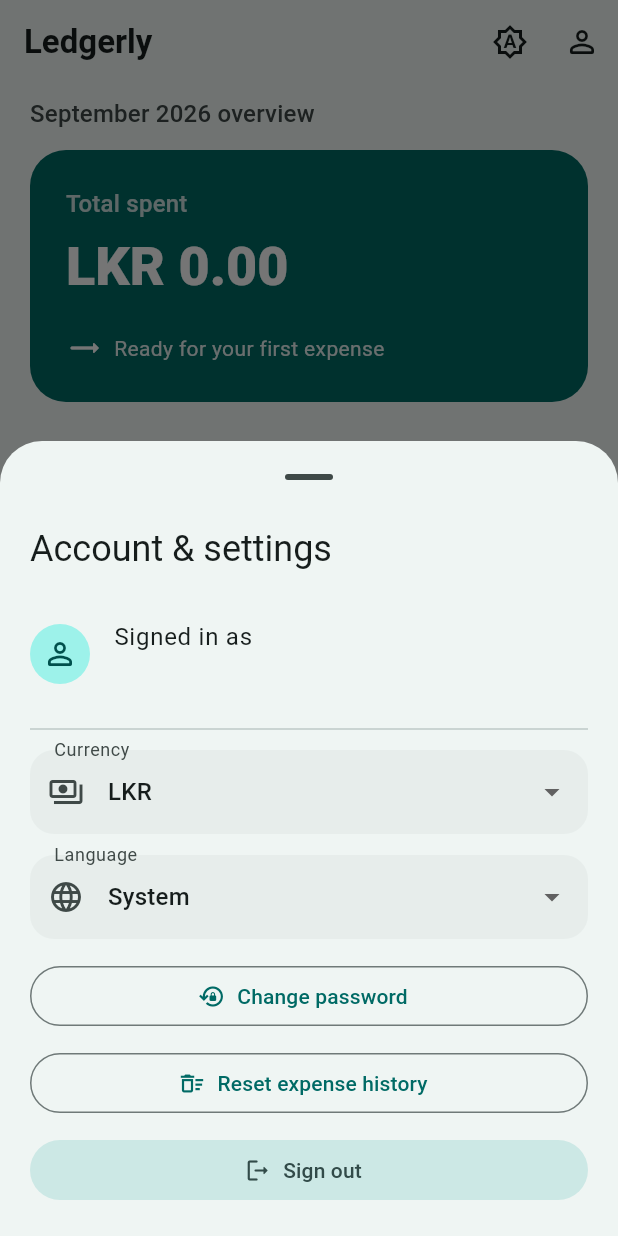
After one commit to tharukanandasiri/Expense-Tracker-Mobile-App, a Flutter app: the screen it shows once a user with an empty profile is signed in, after a tap on the "person outline" icon, on a phone screen of 412 x 824 dp. The commit adds this screen. Run offline on Flutter 3.47's test engine with Material 3 defaults, Android fonts, the phone set to English and light mode, and no system bars; our stand-ins replace cloud_firestore, firebase_auth, firebase_core, google_sign_in, shared_preferences; accounts and stored records are empty.

Commit message:
feat: add account management

```diff
--- /dev/null
+++ b/lib/core/settings/app_settings_controller.dart
@@ -0,0 +1,76 @@
+import 'package:flutter/material.dart';
+import 'package:shared_preferences/shared_preferences.dart';
+
+enum AppCurrency {
+  lkr('LKR'),
+  usd('USD'),
+  eur('EUR');
+
+  const AppCurrency(this.label);
+
+  final String label;
+}
+
+enum AppLanguage {
+  system('System', null),
+  english('English', 'en'),
+  sinhala('Sinhala', 'si'),
+  tamil('Tamil', 'ta');
+
+  const AppLanguage(this.label, this.languageCode);
+
+  final String label;
+  final String? languageCode;
+}
+
+class AppSettingsController extends ChangeNotifier {
+  static const _currencyKey = 'currency';
+  static const _languageKey = 'language';
+
+  AppCurrency _currency = AppCurrency.lkr;
+  AppLanguage _language = AppLanguage.system;
+
+  AppCurrency get currency => _currency;
+  AppLanguage get language => _language;
+  Locale? get locale => _language.languageCode == null
+      ? null
+      : Locale(_language.languageCode!);
+
+  String formatAmount(double amount) =>
+      '${_currency.label} ${amount.toStringAsFixed(2)}';
+
+  Future<void> load() async {
+    final preferences = await SharedPreferences.getInstance();
+    final savedCurrency = preferences.getString(_currencyKey);
+    final savedLanguage = preferences.getString(_languageKey);
+
+    if (savedCurrency != null) {
+      _currency = AppCurrency.values.firstWhere(
+        (value) => value.name == savedCurrency,
+        orElse: () => AppCurrency.lkr,
+      );
+    }
+    if (savedLanguage != null) {
+      _language = AppLanguage.values.firstWhere(
+        (value) => value.name == savedLanguage,
+        orElse: () => AppLanguage.system,
+      );
+    }
+  }
+
+  Future<void> setCurrency(AppCurrency currency) async {
+    if (_currency == currency) return;
+    _currency = currency;
+    notifyListeners();
+    final preferences = await SharedPreferences.getInstance();
+    await preferences.setString(_currencyKey, currency.name);
+  }
+
+  Future<void> setLanguage(AppLanguage language) async {
+    if (_language == language) return;
+    _language = language;
+    notifyListeners();
+    final preferences = await SharedPreferences.getInstance();
+    await preferences.setString(_languageKey, language.name);
+  }
+}
--- a/lib/features/auth/data/repositories/firebase_auth_repository.dart
+++ b/lib/features/auth/data/repositories/firebase_auth_repository.dart
@@ -63,10 +63,26 @@ class FirebaseAuthRepository implements AuthRepository {
   }
 
   @override
+  Future<void> changePassword(String newPassword) async {
+    final user = _auth.currentUser;
+    if (user == null) throw FirebaseAuthException(code: 'no-current-user');
+    if (user.providerData.any((provider) => provider.providerId == 'google.com')) {
+      throw FirebaseAuthException(code: 'google-account');
+    }
+    await user.updatePassword(newPassword);
+  }
+
+  @override
   Future<void> signOut() => _auth.signOut();
 
   AuthUser? _mapUser(User? user) {
     if (user == null || user.email == null) return null;
-    return AuthUser(uid: user.uid, email: user.email!);
+    return AuthUser(
+      uid: user.uid,
+      email: user.email!,
+      isGoogleUser: user.providerData.any(
+        (provider) => provider.providerId == 'google.com',
+      ),
+    );
   }
 }
--- a/lib/features/auth/data/repositories/in_memory_auth_repository.dart
+++ b/lib/features/auth/data/repositories/in_memory_auth_repository.dart
@@ -26,5 +26,8 @@ class InMemoryAuthRepository implements AuthRepository {
   Future<AuthUser> signInWithGoogle() => Future.value(_testUser);
 
   @override
+  Future<void> changePassword(String newPassword) async {}
+
+  @override
   Future<void> signOut() async {}
 }
--- a/lib/features/auth/domain/entities/auth_user.dart
+++ b/lib/features/auth/domain/entities/auth_user.dart
@@ -1,6 +1,11 @@
 class AuthUser {
-  const AuthUser({required this.uid, required this.email});
+  const AuthUser({
+    required this.uid,
+    required this.email,
+    this.isGoogleUser = false,
+  });
 
   final String uid;
   final String email;
+  final bool isGoogleUser;
 }
--- a/lib/features/auth/domain/repositories/auth_repository.dart
+++ b/lib/features/auth/domain/repositories/auth_repository.dart
@@ -9,5 +9,7 @@ abstract interface class AuthRepository {
 
   Future<AuthUser> signInWithGoogle();
 
+  Future<void> changePassword(String newPassword);
+
   Future<void> signOut();
 }
--- /dev/null
+++ b/lib/features/auth/presentation/widgets/account_sheet.dart
@@ -0,0 +1,257 @@
+import 'package:flutter/material.dart';
+
+import '../../../../core/settings/app_settings_controller.dart';
+import '../../../expenses/domain/repositories/expense_repository.dart';
+import '../../domain/entities/auth_user.dart';
+import '../../domain/repositories/auth_repository.dart';
+
+class AccountSheet extends StatefulWidget {
+  const AccountSheet({
+    super.key,
+    required this.user,
+    required this.authRepository,
+    required this.expenseRepository,
+    required this.settingsController,
+  });
+
+  final AuthUser user;
+  final AuthRepository authRepository;
+  final ExpenseRepository expenseRepository;
+  final AppSettingsController settingsController;
+
+  @override
+  State<AccountSheet> createState() => _AccountSheetState();
+}
+
+class _AccountSheetState extends State<AccountSheet> {
+  Future<void> _resetExpenses(BuildContext context) async {
+    final shouldReset = await showDialog<bool>(
+      context: context,
+      builder: (context) => AlertDialog(
+        title: const Text('Reset expense history?'),
+        content: const Text(
+          'This permanently deletes every expense in your account. This action cannot be undone.',
+        ),
+        actions: [
+          TextButton(
+            onPressed: () => Navigator.of(context).pop(false),
+            child: const Text('Cancel'),
+          ),
+          FilledButton(
+            onPressed: () => Navigator.of(context).pop(true),
+            child: const Text('Delete everything'),
+          ),
+        ],
+      ),
+    );
+
+    if (shouldReset != true || !context.mounted) return;
+
+    try {
+      await widget.expenseRepository.deleteAllExpenses();
+      if (context.mounted) Navigator.of(context).pop(true);
+    } catch (_) {
+      if (context.mounted) {
+        ScaffoldMessenger.of(context).showSnackBar(
+          const SnackBar(content: Text('Could not reset expense history.')),
+        );
+      }
+    }
+  }
+
+  Future<void> _changePassword() async {
+    final newPassword = await showDialog<String>(
+      context: context,
+      builder: (_) => const _ChangePasswordDialog(),
+    );
+
+    if (newPassword == null || !mounted) return;
+
+    try {
+      await widget.authRepository.changePassword(newPassword);
+      if (mounted) {
+        ScaffoldMessenger.of(
+          context,
+        ).showSnackBar(const SnackBar(content: Text('Password updated.')));
+      }
+    } catch (_) {
+      if (mounted) {
+        final message = widget.user.isGoogleUser
+            ? 'Google accounts do not use an app password.'
+            : 'Could not update password. Sign in again and retry.';
+        ScaffoldMessenger.of(
+          context,
+        ).showSnackBar(SnackBar(content: Text(message)));
+      }
+    }
+  }
+
+  Future<void> _signOut(BuildContext context) async {
+    try {
+      await widget.authRepository.signOut();
+      if (context.mounted) Navigator.of(context).pop();
+    } catch (_) {
+      if (context.mounted) {
+        ScaffoldMessenger.of(
+          context,
+        ).showSnackBar(const SnackBar(content: Text('Could not sign out.')));
+      }
+    }
+  }
+
+  @override
+  Widget build(BuildContext context) {
+    final theme = Theme.of(context);
+    final colorScheme = theme.colorScheme;
+
+    return SafeArea(
+      child: Padding(
+        padding: const EdgeInsets.fromLTRB(20, 8, 20, 20),
+        child: ListView(
+          shrinkWrap: true,
+          children: [
+            Text('Account & settings', style: theme.textTheme.headlineSmall),
+            const SizedBox(height: 18),
+            ListTile(
+              contentPadding: EdgeInsets.zero,
+              leading: CircleAvatar(
+                backgroundColor: colorScheme.primaryContainer,
+                foregroundColor: colorScheme.onPrimaryContainer,
+                child: const Icon(Icons.person_outline_rounded),
+              ),
+              title: const Text('Signed in as'),
+              subtitle: Text(widget.user.email),
+            ),
+            const Divider(height: 28),
+            DropdownButtonFormField<AppCurrency>(
+              initialValue: widget.settingsController.currency,
+              decoration: const InputDecoration(
+                labelText: 'Currency',
+                prefixIcon: Icon(Icons.payments_outlined),
+              ),
+              items: AppCurrency.values
+                  .map(
+                    (currency) => DropdownMenuItem(
+                      value: currency,
+                      child: Text(currency.label),
+                    ),
+                  )
+                  .toList(),
+              onChanged: (currency) {
+                if (currency != null) {
+                  widget.settingsController.setCurrency(currency);
+                }
+              },
+            ),
+            const SizedBox(height: 14),
+            DropdownButtonFormField<AppLanguage>(
+              initialValue: widget.settingsController.language,
+              decoration: const InputDecoration(
+                labelText: 'Language',
+                prefixIcon: Icon(Icons.language_rounded),
+              ),
+              items: AppLanguage.values
+                  .map(
+                    (language) => DropdownMenuItem(
+                      value: language,
+                      child: Text(language.label),
+                    ),
+                  )
+                  .toList(),
+              onChanged: (language) {
+                if (language != null) {
+                  widget.settingsController.setLanguage(language);
+                }
+              },
+            ),
+            const SizedBox(height: 14),
+            if (!widget.user.isGoogleUser)
+              OutlinedButton.icon(
+                onPressed: _changePassword,
+                icon: const Icon(Icons.lock_reset_outlined),
+                label: const Text('Change password'),
+              ),
+            const SizedBox(height: 10),
+            OutlinedButton.icon(
+              onPressed: () => _resetExpenses(context),
+              icon: const Icon(Icons.delete_sweep_outlined),
+              label: const Text('Reset expense history'),
+            ),
+            const SizedBox(height: 10),
+            FilledButton.tonalIcon(
+              onPressed: () => _signOut(context),
+              icon: const Icon(Icons.logout_rounded),
+              label: const Text('Sign out'),
+            ),
+          ],
+        ),
+      ),
+    );
+  }
+}
+
+class _ChangePasswordDialog extends StatefulWidget {
+  const _ChangePasswordDialog();
+
+  @override
+  State<_ChangePasswordDialog> createState() => _ChangePasswordDialogState();
+}
+
+class _ChangePasswordDialogState extends State<_ChangePasswordDialog> {
+  final _formKey = GlobalKey<FormState>();
+  final _passwordController = TextEditingController();
+  final _confirmController = TextEditingController();
+
+  @override
+  void dispose() {
+    _passwordController.dispose();
+    _confirmController.dispose();
+    super.dispose();
+  }
+
+  @override
+  Widget build(BuildContext context) {
+    return AlertDialog(
+      title: const Text('Change password'),
+      content: Form(
+        key: _formKey,
+        child: Column(
+          mainAxisSize: MainAxisSize.min,
+          children: [
+            TextFormField(
+              controller: _passwordController,
+              obscureText: true,
+              decoration: const InputDecoration(labelText: 'New password'),
+              validator: (value) => value == null || value.length < 6
+                  ? 'Use at least 6 characters'
+                  : null,
+            ),
+            const SizedBox(height: 12),
+            TextFormField(
+              controller: _confirmController,
+              obscureText: true,
+              decoration: const InputDecoration(labelText: 'Confirm password'),
+              validator: (value) => value != _passwordController.text
+                  ? 'Passwords do not match'
+                  : null,
+            ),
+          ],
+        ),
+      ),
+      actions: [
+        TextButton(
+          onPressed: () => Navigator.of(context).pop(),
+          child: const Text('Cancel'),
+        ),
+        FilledButton(
+          onPressed: () {
+            if (_formKey.currentState!.validate()) {
+              Navigator.of(context).pop(_passwordController.text);
+            }
+          },
+          child: const Text('Update password'),
+        ),
+      ],
+    );
+  }
+}
--- a/lib/features/expenses/data/repositories/firestore_expense_repository.dart
+++ b/lib/features/expenses/data/repositories/firestore_expense_repository.dart
@@ -39,4 +39,17 @@ class FirestoreExpenseRepository implements ExpenseRepository {
   Future<void> deleteExpense(String expenseId) {
     return _expensesCollection.doc(expenseId).delete();
   }
+
+  @override
+  Future<void> deleteAllExpenses() async {
+    final snapshot = await _expensesCollection.get();
+    for (var start = 0; start < snapshot.docs.length; start += 500) {
+      final batch = _firestore.batch();
+      final end = (start + 500).clamp(0, snapshot.docs.length);
+      for (final document in snapshot.docs.sublist(start, end)) {
+        batch.delete(document.reference);
+      }
+      await batch.commit();
+    }
+  }
 }
--- a/lib/features/expenses/data/repositories/in_memory_expense_repository.dart
+++ b/lib/features/expenses/data/repositories/in_memory_expense_repository.dart
@@ -23,4 +23,9 @@ class InMemoryExpenseRepository implements ExpenseRepository {
   Future<void> deleteExpense(String expenseId) async {
     _expenses.removeWhere((expense) => expense.id == expenseId);
   }
+
+  @override
+  Future<void> deleteAllExpenses() async {
+    _expenses.clear();
+  }
 }
--- a/lib/features/expenses/domain/repositories/expense_repository.dart
+++ b/lib/features/expenses/domain/repositories/expense_repository.dart
@@ -6,4 +6,6 @@ abstract interface class ExpenseRepository {
   Future<void> saveExpense(Expense expense);
 
   Future<void> deleteExpense(String expenseId);
+
+  Future<void> deleteAllExpenses();
 }
--- a/lib/features/expenses/presentation/pages/expenses_page.dart
+++ b/lib/features/expenses/presentation/pages/expenses_page.dart
@@ -1,6 +1,10 @@
 import 'package:flutter/material.dart';
 
+import '../../../../core/settings/app_settings_controller.dart';
 import '../../../../core/theme/theme_controller.dart';
+import '../../../auth/domain/entities/auth_user.dart';
+import '../../../auth/domain/repositories/auth_repository.dart';
+import '../../../auth/presentation/widgets/account_sheet.dart';
 import '../../domain/entities/expense.dart';
 import '../../domain/entities/expense_category.dart';
 import '../../domain/repositories/expense_repository.dart';
@@ -18,11 +22,17 @@ class ExpensesPage extends StatelessWidget {
   const ExpensesPage({
     super.key,
     required this.repository,
+    required this.authRepository,
+    required this.currentUser,
     required this.themeController,
+    required this.settingsController,
   });
 
   final ExpenseRepository repository;
+  final AuthRepository authRepository;
+  final AuthUser currentUser;
   final ThemeController themeController;
+  final AppSettingsController settingsController;
 
   @override
   Widget build(BuildContext context) {
@@ -38,8 +48,11 @@ class ExpensesPage extends StatelessWidget {
 
         return _ExpenseDashboard(
           repository: repository,
+          authRepository: authRepository,
+          currentUser: currentUser,
           expenses: snapshot.data!,
           themeController: themeController,
+          settingsController: settingsController,
         );
       },
     );
@@ -49,13 +62,19 @@ class ExpensesPage extends StatelessWidget {
 class _ExpenseDashboard extends StatefulWidget {
   const _ExpenseDashboard({
     required this.repository,
+    required this.authRepository,
+    required this.currentUser,
     required this.expenses,
     required this.themeController,
+    required this.settingsController,
   });
 
   final ExpenseRepository repository;
+  final AuthRepository authRepository;
+  final AuthUser currentUser;
   final List<Expense> expenses;
   final ThemeController themeController;
+  final AppSettingsController settingsController;
 
   @override
   State<_ExpenseDashboard> createState() => _ExpenseDashboardState();
@@ -150,6 +169,25 @@ class _ExpenseDashboardState extends State<_ExpenseDashboard> {
     }
   }
 
+  Future<void> _openAccountSheet() async {
+    final reset = await showModalBottomSheet<bool>(
+      context: context,
+      isScrollControlled: true,
+      useSafeArea: true,
+      showDragHandle: true,
+      builder: (_) => AccountSheet(
+        user: widget.currentUser,
+        authRepository: widget.authRepository,
+        expenseRepository: widget.repository,
+        settingsController: widget.settingsController,
+      ),
+    );
+
+    if (reset == true && mounted) {
+      _showError(context, 'Expense history reset.');
+    }
+  }
+
   Future<void> _deleteExpense(BuildContext context, Expense expense) async {
     final shouldDelete = await showDialog<bool>(
       context: context,
@@ -201,7 +239,29 @@ class _ExpenseDashboardState extends State<_ExpenseDashboard> {
           ),
         ),
         actions: [
-          if (MediaQuery.sizeOf(context).width >= 240)
+          if (MediaQuery.sizeOf(context).width >= 360) ...[
+            PopupMenuButton<ThemeMode>(
+              tooltip: 'Choose appearance',
+              icon: Icon(_themeIcon(widget.themeController.themeMode)),
+              onSelected: widget.themeController.setThemeMode,
+              itemBuilder: (context) => const [
+                PopupMenuItem(
+                  value: ThemeMode.system,
+                  child: Text('Use system theme'),
+                ),
+                PopupMenuItem(
+                  value: ThemeMode.light,
+                  child: Text('Light theme'),
+                ),
+                PopupMenuItem(value: ThemeMode.dark, child: Text('Dark theme')),
+              ],
+            ),
+            IconButton(
+              onPressed: _openAccountSheet,
+              tooltip: 'Open account',
+              icon: const Icon(Icons.person_outline_rounded),
+            ),
+          ] else if (MediaQuery.sizeOf(context).width >= 240)
             PopupMenuButton<ThemeMode>(
               tooltip: 'Choose appearance',
               icon: Icon(_themeIcon(widget.themeController.themeMode)),
@@ -246,7 +306,7 @@ class _ExpenseDashboardState extends State<_ExpenseDashboard> {
                     ),
                     const SizedBox(height: 8),
                     Text(
-                      'LKR ${_visibleTotal.toStringAsFixed(2)}',
+                      widget.settingsController.formatAmount(_visibleTotal),
                       style: theme.textTheme.displaySmall?.copyWith(
                         color: colorScheme.onPrimary,
                         fontWeight: FontWeight.w800,
@@ -283,7 +343,10 @@ class _ExpenseDashboardState extends State<_ExpenseDashboard> {
             ),
             if (monthExpenses.isNotEmpty) ...[
               const SizedBox(height: 24),
-              _CategorySummary(expenses: monthExpenses),
+              _CategorySummary(
+                expenses: monthExpenses,
+                settingsController: widget.settingsController,
+              ),
             ],
             const SizedBox(height: 32),
             Text(
@@ -338,6 +401,7 @@ class _ExpenseDashboardState extends State<_ExpenseDashboard> {
               ...monthExpenses.map(
                 (expense) => _ExpenseTile(
                   expense: expense,
+                  settingsController: widget.settingsController,
                   onEdit: () => _openExpenseForm(context, expense),
                   onDelete: () => _deleteExpense(context, expense),
                 ),
@@ -355,9 +419,13 @@ class _ExpenseDashboardState extends State<_ExpenseDashboard> {
 }
 
 class _CategorySummary extends StatelessWidget {
-  const _CategorySummary({required this.expenses});
+  const _CategorySummary({
+    required this.expenses,
+    required this.settingsController,
+  });
 
   final List<Expense> expenses;
+  final AppSettingsController settingsController;
 
   @override
   Widget build(BuildContext context) {
@@ -400,7 +468,7 @@ class _CategorySummary extends StatelessWidget {
                       children: [
                         Expanded(child: Text(entry.key.label)),
                         Text(
-                          'LKR ${entry.value.toStringAsFixed(2)}',
+                          settingsController.formatAmount(entry.value),
                           style: const TextStyle(fontWeight: FontWeight.w700),
                         ),
                       ],
@@ -582,11 +650,13 @@ class _EmptyExpensesCard extends StatelessWidget {
 class _ExpenseTile extends StatelessWidget {
   const _ExpenseTile({
     required this.expense,
+    required this.settingsController,
     required this.onEdit,
     required this.onDelete,
   });
 
   final Expense expense;
+  final AppSettingsController settingsController;
   final VoidCallback onEdit;
   final VoidCallback onDelete;
 
@@ -615,7 +685,7 @@ class _ExpenseTile extends StatelessWidget {
           mainAxisSize: MainAxisSize.min,
           children: [
             Text(
-              'LKR ${expense.amount.toStringAsFixed(2)}',
+              settingsController.formatAmount(expense.amount),
               style: const TextStyle(fontWeight: FontWeight.w700),
             ),
             PopupMenuButton<String>(
--- a/lib/main.dart
+++ b/lib/main.dart
@@ -3,6 +3,7 @@ import 'package:firebase_core/firebase_core.dart';
 
 import 'core/theme/app_theme.dart';
 import 'core/theme/theme_controller.dart';
+import 'core/settings/app_settings_controller.dart';
 import 'features/auth/data/repositories/firebase_auth_repository.dart';
 import 'features/auth/data/repositories/in_memory_auth_repository.dart';
 import 'features/auth/domain/entities/auth_user.dart';
@@ -19,10 +20,13 @@ Future<void> main() async {
   await Firebase.initializeApp(options: DefaultFirebaseOptions.currentPlatform);
   final themeController = ThemeController();
   await themeController.load();
+  final settingsController = AppSettingsController();
+  await settingsController.load();
   runApp(
     MyApp(
       authRepository: FirebaseAuthRepository(),
       themeController: themeController,
+      settingsController: settingsController,
     ),
   );
 }
@@ -33,11 +37,13 @@ class MyApp extends StatefulWidget {
     this.repository,
     this.authRepository,
     this.themeController,
+    this.settingsController,
   });
 
   final ExpenseRepository? repository;
   final AuthRepository? authRepository;
   final ThemeController? themeController;
+  final AppSettingsController? settingsController;
 
   @override
   State<MyApp> createState() => _MyAppState();
@@ -46,23 +52,27 @@ class MyApp extends StatefulWidget {
 class _MyAppState extends State<MyApp> {
   late final ThemeController _themeController =
       widget.themeController ?? ThemeController();
+  late final AppSettingsController _settingsController =
+      widget.settingsController ?? AppSettingsController();
 
   @override
   void dispose() {
     if (widget.themeController == null) _themeController.dispose();
+    if (widget.settingsController == null) _settingsController.dispose();
     super.dispose();
   }
 
   @override
   Widget build(BuildContext context) {
-    return AnimatedBuilder(
-      animation: _themeController,
+    return ListenableBuilder(
+      listenable: Listenable.merge([_themeController, _settingsController]),
       builder: (context, child) => MaterialApp(
         title: 'Ledgerly',
         debugShowCheckedModeBanner: false,
         theme: AppTheme.light,
         darkTheme: AppTheme.dark,
         themeMode: _themeController.themeMode,
+        locale: _settingsController.locale,
         home: _AuthGate(
           authRepository: widget.authRepository ?? InMemoryAuthRepository(),
           expenseRepository:
@@ -71,6 +81,7 @@ class _MyAppState extends State<MyApp> {
                   ? InMemoryExpenseRepository()
                   : null),
           themeController: _themeController,
+          settingsController: _settingsController,
         ),
       ),
     );
@@ -82,11 +93,13 @@ class _AuthGate extends StatelessWidget {
     required this.authRepository,
     required this.expenseRepository,
     required this.themeController,
+    required this.settingsController,
   });
 
   final AuthRepository authRepository;
   final ExpenseRepository? expenseRepository;
   final ThemeController themeController;
+  final AppSettingsController settingsController;
 
   @override
   Widget build(BuildContext context) {
@@ -111,7 +124,10 @@ class _AuthGate extends StatelessWidget {
             FirestoreExpenseRepository(userId: snapshot.data!.uid);
         return ExpensesPage(
           repository: repository,
+          authRepository: authRepository,
+          currentUser: snapshot.data!,
           themeController: themeController,
+          settingsController: settingsController,
         );
       },
     );
```
Also changed, not shown: 1 other file.
